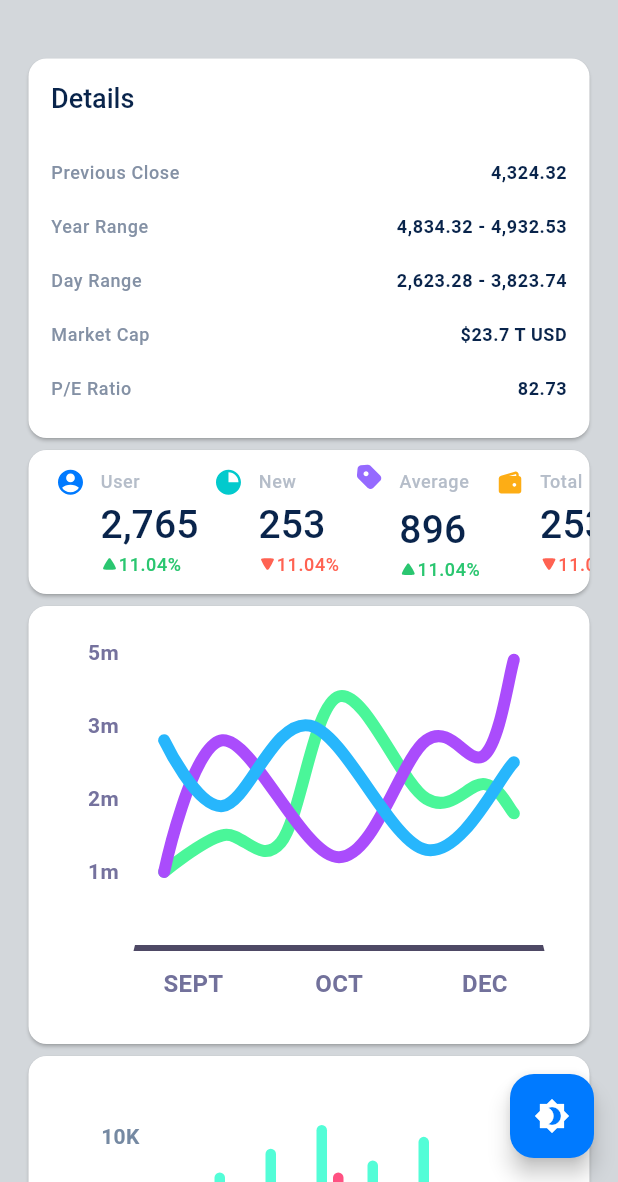
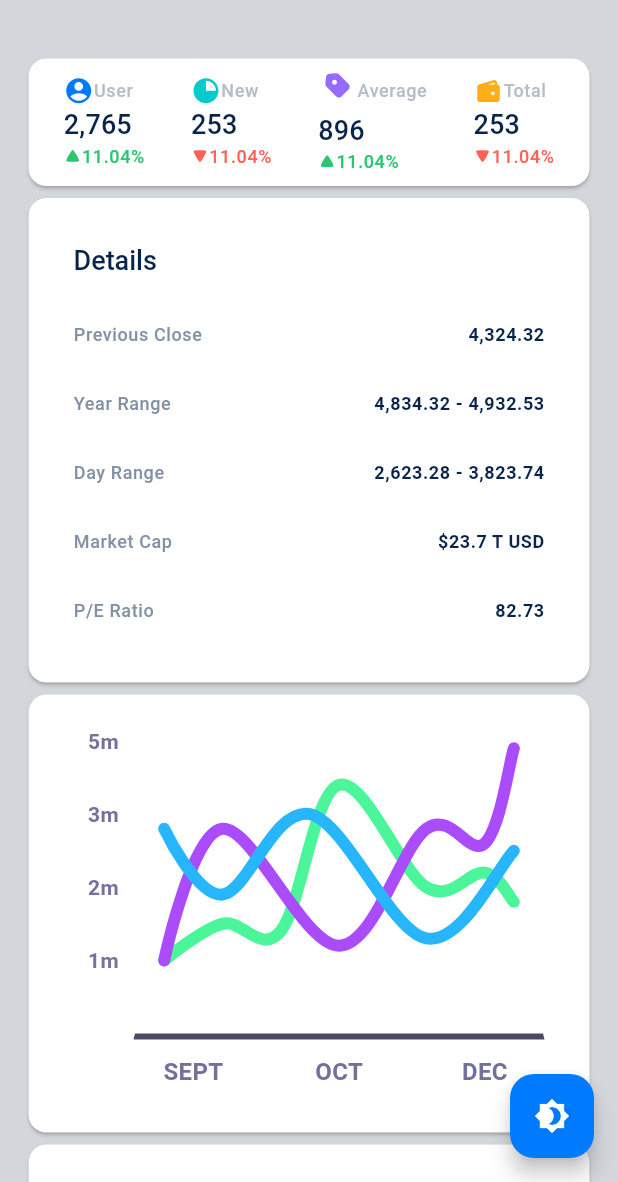
Before and after one commit to celvinren/flutter_dashboard_demo, a Flutter app: the screen it shows after launch, on a phone screen of 412 x 824 dp, the part 54-1236 px from its top. Run offline on Flutter 3.47's test engine with Material 2 defaults, Android fonts, the phone set to English and light mode, and no system bars; drawn by our look-alikes of fl_chart; our stand-ins replace equatable, firebase_core, flutter_bloc, flutter_svg; accounts and stored records are empty; generated files the repository leaves out were written again; Roboto replaces fonts that are missing (packages/design_theme/pingfang); project files that could hold a hidden picture were left out.

Commit message:
refactor floating button

```diff
--- a/apps/demo_app/lib/home_page/home_page_desktop.dart
+++ b/apps/demo_app/lib/home_page/home_page_desktop.dart
@@ -1,12 +1,12 @@
 import 'dart:math';
 
-import 'package:app_blocs/app_blocs.dart';
 import 'package:design_components/design_components.dart';
 import 'package:design_icons/design_icons.dart';
 import 'package:flutter/material.dart';
-import 'package:flutter_bloc/flutter_bloc.dart';
 
 import 'widgets/bar_chart_card.dart';
+import 'widgets/data_list_card.dart';
+import 'widgets/floating_button.dart';
 import 'widgets/left_menu.dart';
 import 'widgets/line_chart_card.dart';
 import 'widgets/pie_chart_card.dart';
@@ -46,7 +46,7 @@ class HomePageDesktop extends StatelessWidget {
             _Body(),
           ],
         ),
-        floatingActionButton: _FloatingButton(),
+        floatingActionButton: FloatingButton(),
       );
 }
 
@@ -156,7 +156,7 @@ class _ChartsLarge extends StatelessWidget {
               child: const Row(
                 children: [
                   Expanded(flex: 2, child: BarChartCard()),
-                  SizedBox(width: 333, child: _DataListCard()),
+                  SizedBox(width: 333, child: DataListCard()),
                 ],
               ),
             ),
@@ -194,7 +194,7 @@ class _ChartsSmall extends StatelessWidget {
           children: [
             const SizedBox(
               height: 333,
-              child: _DataListCard(),
+              child: DataListCard(),
             ),
             const SizedBox(
               height: 300,
@@ -213,69 +213,3 @@ class _ChartsSmall extends StatelessWidget {
         ),
       );
 }
-
-class _DataListCard extends StatelessWidget {
-  const _DataListCard();
-
-  @override
-  Widget build(final BuildContext context) => const Card(
-        child: Padding(
-          padding: EdgeInsets.all(bodyPaddingVertical),
-          child: Column(
-            children: [
-              Row(
-                children: [
-                  CardTitle(title: 'Details'),
-                ],
-              ),
-              SizedBox(
-                height: 20,
-              ),
-              TitleValueListTile(
-                title: 'Previous Close',
-                value: '4,324.32',
-              ),
-              SizedBox(
-                height: 10,
-              ),
-              TitleValueListTile(
-                title: 'Year Range',
-                value: '4,834.32 - 4,932.53',
-              ),
-              SizedBox(
-                height: 10,
-              ),
-              TitleValueListTile(
-                title: 'Day Range',
-                value: '2,623.28 - 3,823.74',
-              ),
-              SizedBox(
-                height: 10,
-              ),
-              TitleValueListTile(
-                title: 'Market Cap',
-                value: r'$23.7 T USD',
-              ),
-              SizedBox(
-                height: 10,
-              ),
-              TitleValueListTile(
-                title: 'P/E Ratio',
-                value: '82.73',
-              ),
-            ],
-          ),
-        ),
-      );
-}
-
-class _FloatingButton extends StatelessWidget {
-  const _FloatingButton();
-
-  @override
-  Widget build(final BuildContext context) => FloatingActionButton(
-        onPressed: () => context.read<ThemeCubit>().onChangeTheme(),
-        tooltip: 'Change Theme',
-        child: const Icon(Icons.brightness_4),
-      );
-}
--- a/apps/demo_app/lib/home_page/home_page_mobile.dart
+++ b/apps/demo_app/lib/home_page/home_page_mobile.dart
@@ -1,15 +1,17 @@
 import 'dart:math';
 
-import 'package:app_blocs/app_blocs.dart';
 import 'package:design_components/design_components.dart';
 import 'package:design_icons/design_icons.dart';
 import 'package:flutter/material.dart';
-import 'package:flutter_bloc/flutter_bloc.dart';
 
 import 'widgets/bar_chart_card.dart';
+import 'widgets/data_list_card.dart';
+import 'widgets/floating_button.dart';
 import 'widgets/left_menu.dart';
 import 'widgets/line_chart_card.dart';
 import 'widgets/pie_chart_card.dart';
+
+const _valueFontSize = 18.0;
 
 ///
 class HomePageMobile extends StatelessWidget {
@@ -17,113 +19,31 @@ class HomePageMobile extends StatelessWidget {
   const HomePageMobile({super.key});
 
   @override
-  Widget build(final BuildContext context) {
-    final theme = Theme.of(context);
-    final onSurface = theme.colorScheme.onSurface is MaterialColor
-        ? (theme.colorScheme.onSurface as MaterialColor).shade300
-        : theme.colorScheme.onSurface;
-    const percent = 100;
-    const decimal = 2;
-
-    return Scaffold(
+  Widget build(final BuildContext context) => Scaffold(
         appBar: AppBar(
           title: const Text(
             'Flutter Demo',
           ),
         ),
         drawer: const LeftMenu(),
-      body: SingleChildScrollView(
+        body: const _Body(),
+        floatingActionButton: const FloatingButton(),
+      );
+}
+
+class _Body extends StatelessWidget {
+  const _Body();
+
+  @override
+  Widget build(final BuildContext context) => SingleChildScrollView(
         child: Padding(
           padding: const EdgeInsets.all(15),
           child: LayoutBuilder(
             builder: (final context, final constraint) => Column(
               mainAxisAlignment: MainAxisAlignment.center,
               children: <Widget>[
-                const Card(
-                  child: Padding(
-                    padding: EdgeInsets.all(15),
-                    child: Column(
-                      children: [
-                        Row(
-                          children: [
-                            CardTitle(title: 'Details'),
-                          ],
-                        ),
-                        SizedBox(
-                          height: 20,
-                        ),
-                        TitleValueListTile(
-                          title: 'Previous Close',
-                          value: '4,324.32',
-                        ),
-                        TitleValueListTile(
-                          title: 'Year Range',
-                          value: '4,834.32 - 4,932.53',
-                        ),
-                        TitleValueListTile(
-                          title: 'Day Range',
-                          value: '2,623.28 - 3,823.74',
-                        ),
-                        TitleValueListTile(
-                          title: 'Market Cap',
-                          value: r'$23.7 T USD',
-                        ),
-                        TitleValueListTile(
-                          title: 'P/E Ratio',
-                          value: '82.73',
-                        ),
-                      ],
-                    ),
-                  ),
-                ),
-                SizedBox(
-                  width: constraint.maxWidth,
-                  child: Card(
-                    child: SingleChildScrollView(
-                      scrollDirection: Axis.horizontal,
-                      child: Padding(
-                        padding: const EdgeInsets.all(8),
-                        child: Row(
-                          mainAxisAlignment: MainAxisAlignment.spaceAround,
-                          children: [
-                            ValueInfoComponent(
-                              icon: SvgIcon.asset('assets/user_4_fill.svg'),
-                              title: 'User',
-                              value: '2,765',
-                              isUp: true,
-                              percent: (Random().nextDouble() * percent)
-                                  .toStringAsFixed(decimal),
-                            ),
-                            ValueInfoComponent(
-                              icon: SvgIcon.asset('assets/chart_pie_fill.svg'),
-                              title: 'New',
-                              value: '253',
-                              isUp: false,
-                              percent: (Random().nextDouble() * percent)
-                                  .toStringAsFixed(decimal),
-                            ),
-                            ValueInfoComponent(
-                              icon: SvgIcon.asset('assets/tag_fill.svg'),
-                              title: 'Average',
-                              value: '896',
-                              isUp: true,
-                              percent: (Random().nextDouble() * percent)
-                                  .toStringAsFixed(decimal),
-                            ),
-                            ValueInfoComponent(
-                              icon: SvgIcon.asset('assets/wallet_4_fill.svg'),
-                              title: 'Total',
-                              value: '253',
-                              isUp: false,
-                              percent: (Random().nextDouble() * percent)
-                                  .toStringAsFixed(decimal),
-                            ),
-                          ],
-                        ),
-                      ),
-                    ),
-                  ),
-                ),
+                const _TopCards(),
+                const DataListCard(),
                 const SizedBox(
                   height: 300,
                   child: LineChartCard(),
@@ -141,11 +61,58 @@ class HomePageMobile extends StatelessWidget {
             ),
           ),
         ),
+      );
+}
+
+class _TopCards extends StatelessWidget {
+  const _TopCards();
+
+  @override
+  Widget build(final BuildContext context) {
+    const percent = 100;
+    const decimal = 2;
+    final child = Row(
+      mainAxisAlignment: MainAxisAlignment.spaceAround,
+      children: [
+        ValueInfoComponent(
+          icon: SvgIcon.asset('assets/user_4_fill.svg'),
+          title: 'User',
+          value: '2,765',
+          isUp: true,
+          fontSizeOverride: _valueFontSize,
+          percent: (Random().nextDouble() * percent).toStringAsFixed(decimal),
         ),
-      floatingActionButton: FloatingActionButton(
-        onPressed: () => context.read<ThemeCubit>().onChangeTheme(),
-        tooltip: 'Change Theme',
-        child: const Icon(Icons.brightness_4),
+        ValueInfoComponent(
+          icon: SvgIcon.asset('assets/chart_pie_fill.svg'),
+          title: 'New',
+          value: '253',
+          isUp: false,
+          fontSizeOverride: _valueFontSize,
+          percent: (Random().nextDouble() * percent).toStringAsFixed(decimal),
+        ),
+        ValueInfoComponent(
+          icon: SvgIcon.asset('assets/tag_fill.svg'),
+          title: 'Average',
+          value: '896',
+          isUp: true,
+          fontSizeOverride: _valueFontSize,
+          percent: (Random().nextDouble() * percent).toStringAsFixed(decimal),
+        ),
+        ValueInfoComponent(
+          icon: SvgIcon.asset('assets/wallet_4_fill.svg'),
+          title: 'Total',
+          value: '253',
+          isUp: false,
+          fontSizeOverride: _valueFontSize,
+          percent: (Random().nextDouble() * percent).toStringAsFixed(decimal),
+        ),
+      ],
+    );
+
+    return Card(
+      child: Padding(
+        padding: const EdgeInsets.all(8),
+        child: child,
       ),
     );
   }
--- /dev/null
+++ b/apps/demo_app/lib/home_page/widgets/data_list_card.dart
@@ -0,0 +1,61 @@
+import 'package:design_components/design_components.dart';
+import 'package:flutter/material.dart';
+
+import '../home_page_desktop.dart';
+
+///
+class DataListCard extends StatelessWidget {
+  ///
+  const DataListCard();
+
+  @override
+  Widget build(final BuildContext context) => const Card(
+        child: Padding(
+          padding: EdgeInsets.all(bodyPaddingVertical),
+          child: Column(
+            children: [
+              Row(
+                children: [
+                  CardTitle(title: 'Details'),
+                ],
+              ),
+              SizedBox(
+                height: 20,
+              ),
+              TitleValueListTile(
+                title: 'Previous Close',
+                value: '4,324.32',
+              ),
+              SizedBox(
+                height: 10,
+              ),
+              TitleValueListTile(
+                title: 'Year Range',
+                value: '4,834.32 - 4,932.53',
+              ),
+              SizedBox(
+                height: 10,
+              ),
+              TitleValueListTile(
+                title: 'Day Range',
+                value: '2,623.28 - 3,823.74',
+              ),
+              SizedBox(
+                height: 10,
+              ),
+              TitleValueListTile(
+                title: 'Market Cap',
+                value: r'$23.7 T USD',
+              ),
+              SizedBox(
+                height: 10,
+              ),
+              TitleValueListTile(
+                title: 'P/E Ratio',
+                value: '82.73',
+              ),
+            ],
+          ),
+        ),
+      );
+}
--- /dev/null
+++ b/apps/demo_app/lib/home_page/widgets/floating_button.dart
@@ -0,0 +1,16 @@
+import 'package:app_blocs/app_blocs.dart';
+import 'package:flutter/material.dart';
+import 'package:flutter_bloc/flutter_bloc.dart';
+
+///
+class FloatingButton extends StatelessWidget {
+  ///
+  const FloatingButton();
+
+  @override
+  Widget build(final BuildContext context) => FloatingActionButton(
+        onPressed: () => context.read<ThemeCubit>().onChangeTheme(),
+        tooltip: 'Change Theme',
+        child: const Icon(Icons.brightness_4),
+      );
+}
--- a/packages/design_components/lib/src/value_info_component.dart
+++ b/packages/design_components/lib/src/value_info_component.dart
@@ -10,6 +10,7 @@ class ValueInfoComponent extends StatelessWidget {
     required this.value,
     required this.isUp,
     required this.percent,
+    this.fontSizeOverride,
     super.key,
   });
 
@@ -25,10 +26,11 @@ class ValueInfoComponent extends StatelessWidget {
   ///
   final bool isUp;
 
+  final double? fontSizeOverride;
+
   ///
   final String percent;
 
-  static const _firstColumnWidth = 40.0;
   @override
   Widget build(final BuildContext context) {
     final theme = Theme.of(context);
@@ -41,16 +43,15 @@ class ValueInfoComponent extends StatelessWidget {
         ? (theme.colorScheme.secondary as MaterialColor).shade300
         : theme.colorScheme.secondary;
 
-    return Column(
+    return Padding(
+      padding: const EdgeInsets.symmetric(horizontal: 5),
+      child: Column(
         mainAxisAlignment: MainAxisAlignment.center,
         crossAxisAlignment: CrossAxisAlignment.start,
         children: [
           Row(
             children: [
-            SizedBox(
-              width: _firstColumnWidth,
-              child: icon,
-            ),
+              icon,
               Text(
                 title,
                 style: theme.textTheme.bodySmall?.copyWith(
@@ -62,9 +63,6 @@ class ValueInfoComponent extends StatelessWidget {
           Row(
             crossAxisAlignment: CrossAxisAlignment.start,
             children: [
-            const SizedBox(
-              width: _firstColumnWidth,
-            ),
               Column(
                 crossAxisAlignment: CrossAxisAlignment.start,
                 children: [
@@ -72,6 +70,7 @@ class ValueInfoComponent extends StatelessWidget {
                     value,
                     style: theme.textTheme.labelLarge?.copyWith(
                       color: theme.colorScheme.onSurface,
+                      fontSize: fontSizeOverride,
                     ),
                   ),
                   Row(
@@ -90,6 +89,7 @@ class ValueInfoComponent extends StatelessWidget {
             ],
           ),
         ],
+      ),
     );
   }
 }
```
Lines whose indentation alone changed are shown as unchanged.
